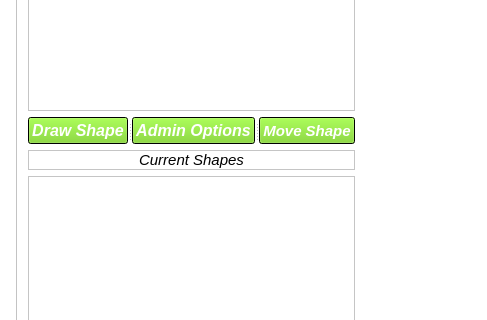
The window that CS1Cofficial/mainwindow.ui (MarcoYbanez/CS1Cproject) describes before a commit, drawn with Qt 5; both pictures show x 0 to 487 and y 151 to 471 of the 856 by 648 pixel window.
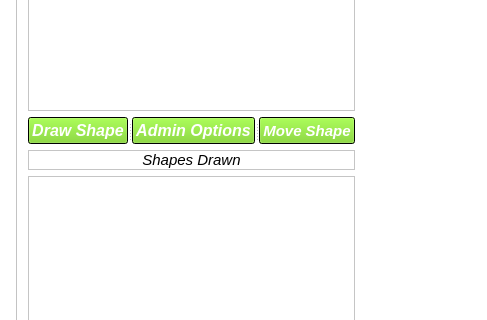
The same window after the commit. Icons and pictures are not drawn. Custom widgets are drawn as their Qt base class.

Commit message: Drawn list shown and updates

Diff of the .ui file:
```diff
--- a/CS1Cofficial/mainwindow.ui
+++ b/CS1Cofficial/mainwindow.ui
@@ -2712,7 +2712,7 @@
          <enum>QFrame::StyledPanel</enum>
         </property>
         <property name="text">
-         <string>Current Shapes</string>
+         <string>&lt;html&gt;&lt;head/&gt;&lt;body&gt;&lt;p&gt;Shapes Drawn&lt;/p&gt;&lt;/body&gt;&lt;/html&gt;</string>
         </property>
         <property name="alignment">
          <set>Qt::AlignCenter</set>
```
The commit also changes 1 other file.
